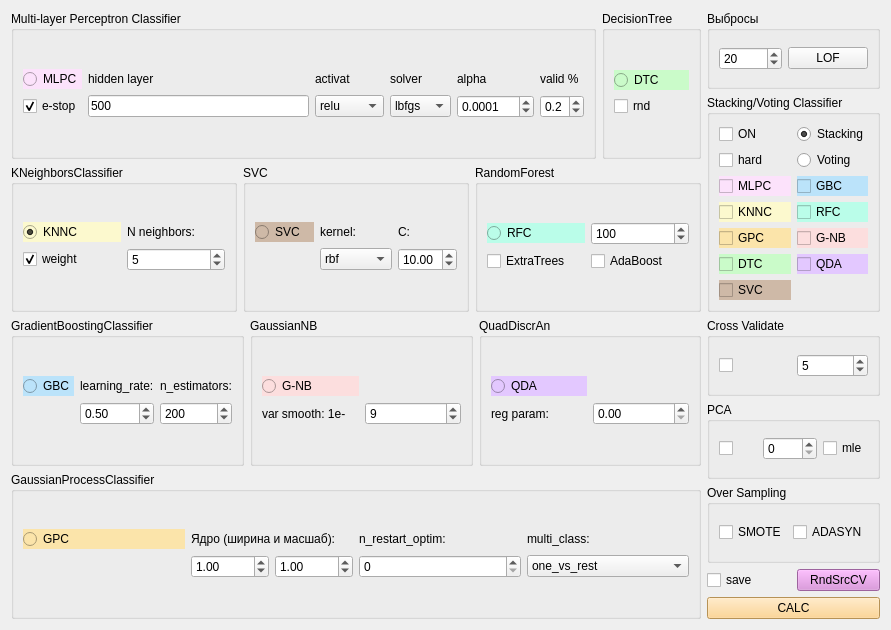
Old version of the form qt/classifier_form.ui in the repository idergunoff/geovel_1.0.
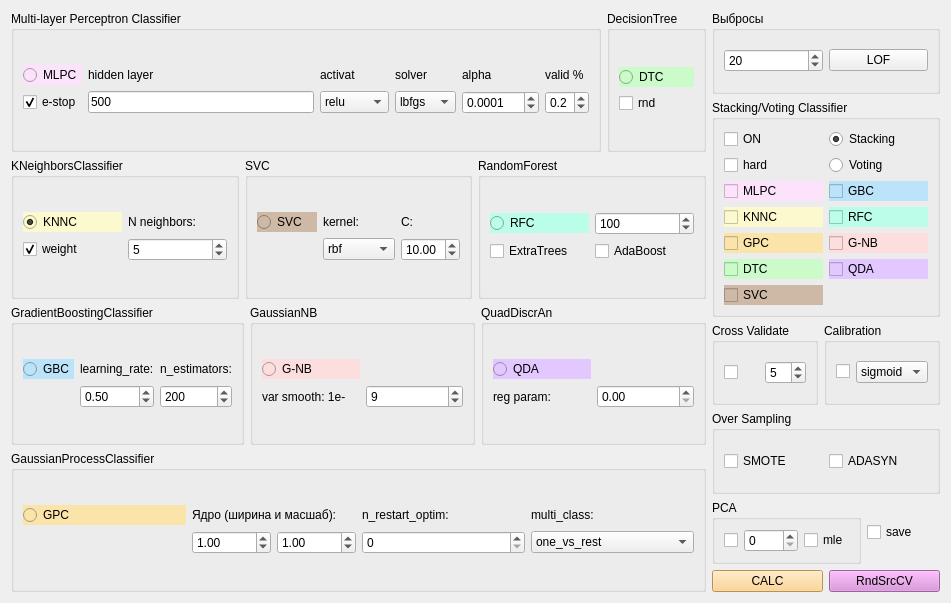
New version of the form.

Patch:
```diff
--- a/qt/classifier_form.ui
+++ b/qt/classifier_form.ui
@@ -6,14 +6,14 @@
    <rect>
     <x>0</x>
     <y>0</y>
-    <width>891</width>
-    <height>630</height>
+    <width>951</width>
+    <height>603</height>
    </rect>
   </property>
   <property name="windowTitle">
    <string>Classifier</string>
   </property>
-  <layout class="QGridLayout" name="gridLayout_18">
+  <layout class="QGridLayout" name="gridLayout_35">
    <item row="0" column="0">
     <layout class="QGridLayout" name="gridLayout_30">
      <item row="0" column="0">
@@ -800,57 +800,30 @@
     </layout>
    </item>
    <item row="0" column="1">
-    <layout class="QGridLayout" name="gridLayout_5">
-     <item row="2" column="0">
-      <widget class="QGroupBox" name="groupBox_9">
+    <layout class="QGridLayout" name="gridLayout_34">
+     <item row="0" column="0">
+      <widget class="QGroupBox" name="groupBox_12">
        <property name="title">
-        <string>Cross Validate</string>
+        <string>Выбросы</string>
        </property>
-       <layout class="QGridLayout" name="gridLayout_9">
+       <layout class="QGridLayout" name="gridLayout_17">
         <item row="0" column="0">
-         <widget class="QCheckBox" name="checkBox_cross_val">
-          <property name="text">
-           <string/>
-          </property>
-         </widget>
-        </item>
-        <item row="0" column="1">
-         <widget class="QSpinBox" name="spinBox_n_cross_val">
+         <widget class="QSpinBox" name="spinBox_lof_neighbor">
           <property name="minimum">
-           <number>2</number>
+           <number>1</number>
           </property>
-          <property name="value">
-           <number>5</number>
-          </property>
-         </widget>
-        </item>
-       </layout>
-      </widget>
-     </item>
-     <item row="3" column="0">
-      <widget class="QGroupBox" name="groupBox_11">
-       <property name="title">
-        <string>PCA</string>
-       </property>
-       <layout class="QGridLayout" name="gridLayout_8">
-        <item row="0" column="0">
-         <widget class="QCheckBox" name="checkBox_pca">
-          <property name="text">
-           <string/>
-          </property>
-         </widget>
-        </item>
-        <item row="0" column="1">
-         <widget class="QSpinBox" name="spinBox_pca">
           <property name="maximum">
            <number>1000</number>
           </property>
+          <property name="value">
+           <number>20</number>
+          </property>
          </widget>
         </item>
-        <item row="0" column="2">
-         <widget class="QCheckBox" name="checkBox_pca_mle">
+        <item row="0" column="1">
+         <widget class="QPushButton" name="pushButton_lof">
           <property name="text">
-           <string>mle</string>
+           <string>LOF</string>
           </property>
          </widget>
         </item>
@@ -862,7 +835,7 @@
        <property name="title">
         <string>Stacking/Voting Classifier</string>
        </property>
-       <layout class="QGridLayout" name="gridLayout_10">
+       <layout class="QGridLayout" name="gridLayout">
         <item row="0" column="0">
          <layout class="QGridLayout" name="gridLayout_4">
           <item row="2" column="0">
@@ -1024,79 +997,67 @@
        </layout>
       </widget>
      </item>
-     <item row="6" column="0">
-      <widget class="QPushButton" name="pushButton_calc">
-       <property name="minimumSize">
-        <size>
-         <width>0</width>
-         <height>0</height>
-        </size>
-       </property>
-       <property name="styleSheet">
-        <string notr="true">background-color: rgb(255, 204, 121);</string>
-       </property>
-       <property name="text">
-        <string>CALC</string>
-       </property>
-       <property name="autoRepeatInterval">
-        <number>100</number>
-       </property>
-      </widget>
-     </item>
-     <item row="0" column="0">
-      <widget class="QGroupBox" name="groupBox_12">
-       <property name="title">
-        <string>Выбросы</string>
-       </property>
-       <layout class="QGridLayout" name="gridLayout_17">
-        <item row="0" column="0">
-         <widget class="QSpinBox" name="spinBox_lof_neighbor">
-          <property name="minimum">
-           <number>1</number>
-          </property>
-          <property name="maximum">
-           <number>1000</number>
-          </property>
-          <property name="value">
-           <number>20</number>
-          </property>
-         </widget>
-        </item>
-        <item row="0" column="1">
-         <widget class="QPushButton" name="pushButton_lof">
-          <property name="text">
-           <string>LOF</string>
-          </property>
-         </widget>
-        </item>
-       </layout>
-      </widget>
-     </item>
-     <item row="5" column="0">
-      <layout class="QGridLayout" name="gridLayout">
+     <item row="2" column="0">
+      <layout class="QGridLayout" name="gridLayout_18">
        <item row="0" column="0">
-        <widget class="QCheckBox" name="checkBox_save_model">
-         <property name="text">
-          <string>save</string>
+        <widget class="QGroupBox" name="groupBox_9">
+         <property name="title">
+          <string>Cross Validate</string>
          </property>
+         <layout class="QGridLayout" name="gridLayout_9">
+          <item row="0" column="0">
+           <widget class="QCheckBox" name="checkBox_cross_val">
+            <property name="text">
+             <string/>
+            </property>
+           </widget>
+          </item>
+          <item row="0" column="1">
+           <widget class="QSpinBox" name="spinBox_n_cross_val">
+            <property name="minimum">
+             <number>2</number>
+            </property>
+            <property name="value">
+             <number>5</number>
+            </property>
+           </widget>
+          </item>
+         </layout>
         </widget>
        </item>
        <item row="0" column="1">
-        <widget class="QPushButton" name="pushButton_random_search">
-         <property name="toolTip">
-          <string>Подбор гиперпараметров</string>
+        <widget class="QGroupBox" name="groupBox_15">
+         <property name="title">
+          <string>Calibration</string>
          </property>
-         <property name="styleSheet">
-          <string notr="true">background-color: rgb(220, 138, 221);</string>
-         </property>
-         <property name="text">
-          <string>RndSrcCV</string>
-         </property>
+         <layout class="QGridLayout" name="gridLayout_5">
+          <item row="0" column="0">
+           <widget class="QCheckBox" name="checkBox_calibr">
+            <property name="text">
+             <string/>
+            </property>
+           </widget>
+          </item>
+          <item row="0" column="1">
+           <widget class="QComboBox" name="comboBox_calibr_method">
+            <item>
+             <property name="text">
+              <string>sigmoid</string>
+             </property>
+            </item>
+            <item>
+             <property name="text">
+              <string>isotonic</string>
+             </property>
+            </item>
+           </widget>
+          </item>
+         </layout>
         </widget>
        </item>
       </layout>
      </item>
-     <item row="4" column="0">
+     <item row="3" column="0">
       <widget class="QGroupBox" name="groupBox_14">
        <property name="title">
         <string>Over Sampling</string>
@@ -1123,6 +1084,83 @@
        </layout>
       </widget>
      </item>
+     <item row="4" column="0">
+      <layout class="QGridLayout" name="gridLayout_33">
+       <item row="0" column="0">
+        <widget class="QGroupBox" name="groupBox_11">
+         <property name="title">
+          <string>PCA</string>
+         </property>
+         <layout class="QGridLayout" name="gridLayout_8">
+          <item row="0" column="0">
+           <widget class="QCheckBox" name="checkBox_pca">
+            <property name="text">
+             <string/>
+            </property>
+           </widget>
+          </item>
+          <item row="0" column="1">
+           <widget class="QSpinBox" name="spinBox_pca">
+            <property name="maximum">
+             <number>1000</number>
+            </property>
+           </widget>
+          </item>
+          <item row="0" column="2">
+           <widget class="QCheckBox" name="checkBox_pca_mle">
+            <property name="text">
+             <string>mle</string>
+            </property>
+           </widget>
+          </item>
+         </layout>
+        </widget>
+       </item>
+       <item row="0" column="1">
+        <widget class="QCheckBox" name="checkBox_save_model">
+         <property name="text">
+          <string>save</string>
+         </property>
+        </widget>
+       </item>
+      </layout>
+     </item>
+     <item row="5" column="0">
+      <layout class="QGridLayout" name="gridLayout_10">
+       <item row="0" column="0">
+        <widget class="QPushButton" name="pushButton_calc">
+         <property name="minimumSize">
+          <size>
+           <width>0</width>
+           <height>0</height>
+          </size>
+         </property>
+         <property name="styleSheet">
+          <string notr="true">background-color: rgb(255, 204, 121);</string>
+         </property>
+         <property name="text">
+          <string>CALC</string>
+         </property>
+         <property name="autoRepeatInterval">
+          <number>100</number>
+         </property>
+        </widget>
+       </item>
+       <item row="0" column="1">
+        <widget class="QPushButton" name="pushButton_random_search">
+         <property name="toolTip">
+          <string>Подбор гиперпараметров</string>
+         </property>
+         <property name="styleSheet">
+          <string notr="true">background-color: rgb(220, 138, 221);</string>
+         </property>
+         <property name="text">
+          <string>RndSrcCV</string>
+         </property>
+        </widget>
+       </item>
+      </layout>
+     </item>
     </layout>
    </item>
   </layout>
```
Left out of the diff: 414 changed lines with no effect on the pictures.
